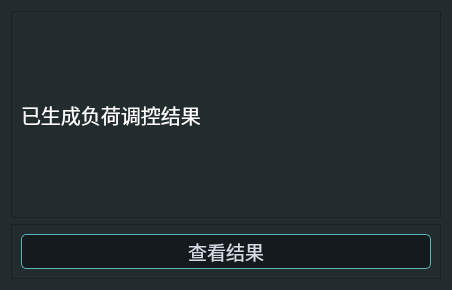
Above: M2Dialog2.ui from Estellalan/gzdw_desk before the change. Below: the same form after it.
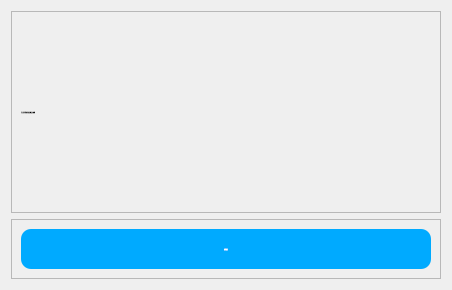
That is the form after the change.

```diff
--- a/M2Dialog2.ui
+++ b/M2Dialog2.ui
@@ -14,7 +14,38 @@
    <string>运行评估</string>
   </property>
   <property name="styleSheet">
-   <string notr="true">background-color: #222b2e;</string>
+   <string notr="true">QMainWindow{
+background-color:rgb(255, 255, 255);
+}
+QLabel{
+font: bold 18px &quot;Microsoft YaHei&quot;;
+
+}
+QPushButton{
+background-color:rgb(0, 170, 255);
+font: bold 19px &quot;Microsoft YaHei&quot;;
+color: white;
+border-radius: 10px
+
+}
+QPushButton:hover{
+	border-style: solid;
+	border-color: rgb(125, 255, 39);
+	border-width: 1px;
+	border-radius: 5px;
+	color: white;
+	padding: 2px;
+	background-color: rgb(85, 170, 255);
+}
+QPushButton:pressed{
+	border-style: solid;
+	border-color: #050a0e;
+	border-width: 1px;
+	border-radius: 5px;
+	color: white;
+	padding: 2px;
+	background-color: rgb(0, 170, 127);
+}</string>
   </property>
   <layout class="QVBoxLayout" name="verticalLayout">
    <item>
@@ -36,19 +67,18 @@
        <widget class="QLabel" name="label">
         <property name="font">
          <font>
-          <family>楷体</family>
-          <pointsize>15</pointsize>
-          <weight>50</weight>
+          <family>Microsoft YaHei</family>
+          <pointsize>-1</pointsize>
+          <weight>75</weight>
           <italic>false</italic>
-          <bold>false</bold>
+          <bold>true</bold>
          </font>
         </property>
         <property name="styleSheet">
-         <string notr="true">color: rgb(255, 255, 255);
-font: 15pt &quot;楷体&quot;;</string>
+         <string notr="true">font: bold 18px &quot;Microsoft YaHei&quot;;</string>
         </property>
         <property name="text">
-         <string>已生成负荷调控结果</string>
+         <string>已生成负荷调控结果,请点击查看</string>
         </property>
        </widget>
       </item>
@@ -64,34 +94,7 @@
       </sizepolicy>
      </property>
      <property name="styleSheet">
-      <string notr="true">QPushButton{
-	border-style: solid;
-	border-color: rgb(90, 180, 180);
-	border-width: 1px;
-	border-radius: 5px;
-	color: #d3dae3;
-	padding: 2px;
-	background-color: #151a1e;
-}
-
-QPushButton:hover{
-	border-style: solid;
-	border-color: rgb(24, 255, 140);
-	border-width: 1px;
-	border-radius: 5px;
-	color: #d3dae3;
-	padding: 2px;
-	background-color: #1c1f1f;
-}
-QPushButton:pressed{
-	border-style: solid;
-	border-color: #050a0e;
-	border-width: 1px;
-	border-radius: 5px;
-	color: #d3dae3;
-	padding: 2px;
-	background-color: #2c2f2f;
-}</string>
+      <string notr="true"/>
      </property>
      <property name="frameShape">
       <enum>QFrame::StyledPanel</enum>
@@ -108,9 +111,19 @@
           <verstretch>0</verstretch>
          </sizepolicy>
         </property>
+        <property name="minimumSize">
+         <size>
+          <width>120</width>
+          <height>40</height>
+         </size>
+        </property>
         <property name="font">
          <font>
-          <pointsize>14</pointsize>
+          <family>Microsoft YaHei</family>
+          <pointsize>-1</pointsize>
+          <weight>75</weight>
+          <italic>false</italic>
+          <bold>true</bold>
          </font>
         </property>
         <property name="text">
```
